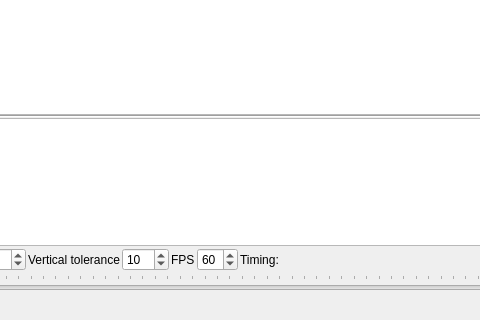
Old version of the form SpriteStudio/src/mainwindow.ui in the repository oktailb/SpriteStudio; both pictures show x 276 to 756 and y 447 to 767 of the 1397 by 767 pixel window.
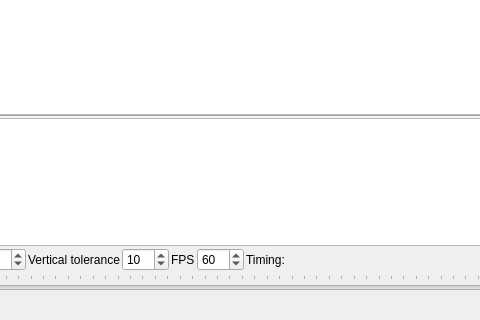
New version of the form. Icons and pictures are not drawn.

Commit message: avoid 0 fps value

```diff
--- a/SpriteStudio/src/mainwindow.ui
+++ b/SpriteStudio/src/mainwindow.ui
@@ -247,6 +247,12 @@
       </item>
       <item>
        <widget class="QSpinBox" name="fps">
+        <property name="minimum">
+         <number>1</number>
+        </property>
+        <property name="maximum">
+         <number>255</number>
+        </property>
         <property name="value">
          <number>60</number>
         </property>
```
Left out of the diff: 2 changed lines with no effect on the pictures.
